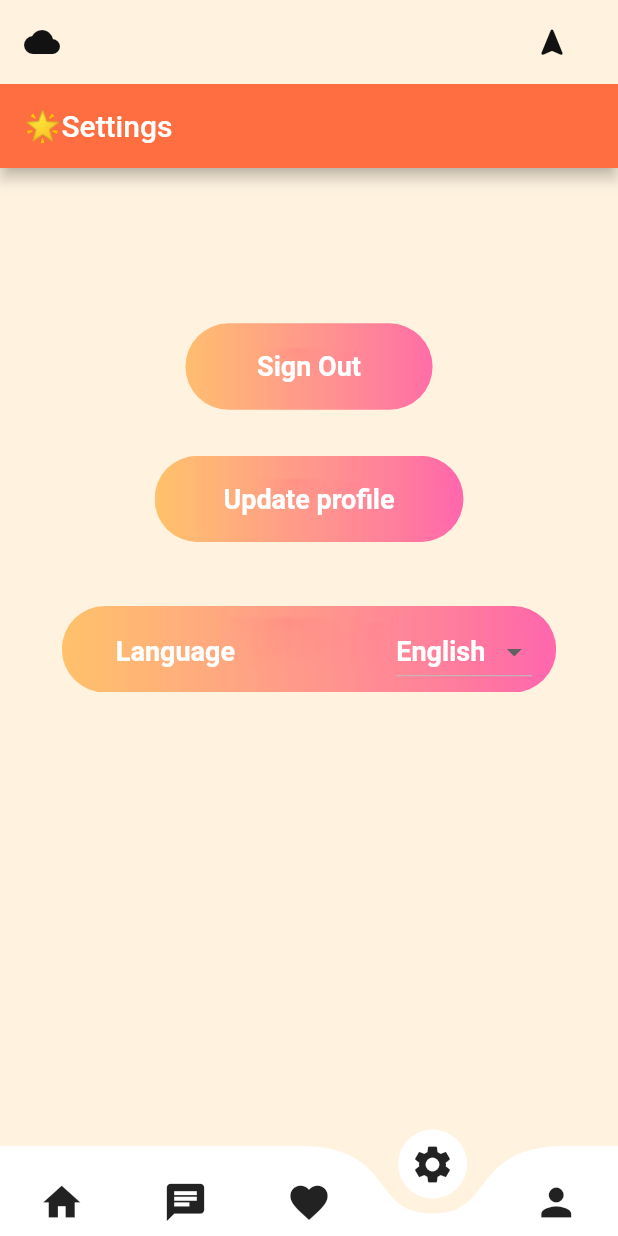
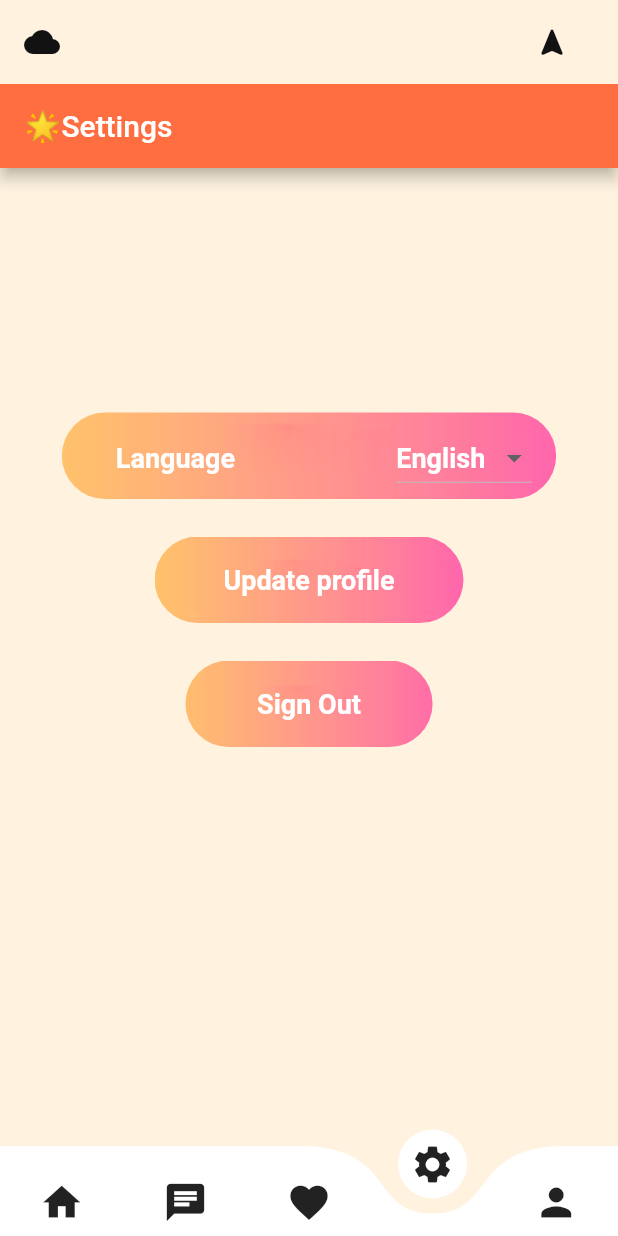
Before and after one commit to sebastianbuzdugan/eventOZ, a Flutter app: the screen it shows once a user with an empty profile is signed in, item 4 of the bottom bar chosen, on a phone screen of 412 x 824 dp. Run offline on Flutter 3.47's test engine with Material 2 defaults, Android fonts, the phone set to English and light mode, and no system bars; drawn by our look-alikes of curved_navigation_bar; our stand-ins replace cached_network_image, cloud_firestore, date_picker_timeline, firebase_auth, firebase_core, flip_card and 10 more; missing offline and left inert: flutter_polyline_points, gender_picker, slimy_card; accounts and stored records are empty.

Commit message:
update: versiunea aproape finala

```diff
--- a/lib/main.dart
+++ b/lib/main.dart
@@ -3,12 +3,9 @@ import 'package:firebase_core/firebase_core.dart';
 import 'package:get/get.dart';
 import 'package:get_storage/get_storage.dart';
 import 'package:loginv1/controllers/controllers.dart';
-import 'package:loginv1/controllers/language_controller.dart';
 import 'package:loginv1/helpers/helpers.dart';
-import 'package:loginv1/ui/pages/home_page.dart';
 import 'package:loginv1/ui/reglog/splash_screen.dart';
 import 'package:loginv1/ui/widgets/loading.dart';
-import 'controllers/auth_controller.dart';
 import 'db/db_helper.dart';
 
 void main() async {
--- a/lib/ui/pages/firebase/addTaskFirebase.dart
+++ b/lib/ui/pages/firebase/addTaskFirebase.dart
@@ -85,9 +85,6 @@ class _AddTaskFirebaseState extends State<AddTaskFirebase> {
                 title: 'title'.tr,
                 hint: 'titled'.tr,
                 controller: _titleController,
-                inputFormatters: [
-                  FilteringTextInputFormatter.allow(RegExp(r'[a-zA-Z\s]'))
-                ],
               ),
               InputField(
                 title: 'price'.tr,
--- a/lib/ui/pages/settings.dart
+++ b/lib/ui/pages/settings.dart
@@ -8,9 +8,8 @@ import '../../controllers/auth_controller.dart';
 import '../../controllers/language_controller.dart';
 import '../widgets/dropdown_picker.dart';
 
-
 class Settings extends StatefulWidget {
-  const Settings({ Key? key }) : super(key: key);
+  const Settings({Key? key}) : super(key: key);
 
   @override
   _SettingsState createState() => _SettingsState();
@@ -20,68 +19,63 @@ class _SettingsState extends State<Settings> {
   @override
   Widget build(BuildContext context) {
   return Scaffold(
-
     backgroundColor: secClr,
     appBar: AppBar(
       leading: null,
-
       title: Text('🌟Settings'),
       backgroundColor: primaryClr,
     ),
-    body:Container(
-
+    body: Container(
       child: Center(
         child: Column(
+          mainAxisAlignment: MainAxisAlignment.center,
           children: [
+                        Spacer(flex: 1),
+
+            languageListTile(context),
             SizedBox(
-              height: 12,
+              height: 25,
+            ),
+            _updateP(),
+            SizedBox(
+              height: 25,
             ),
             _signOut(),
+                        Spacer(flex: 2),
 
-            _updateP(),
-            SizedBox(
-              height: 12,
-
-            ),
-           languageListTile(context),
-             SizedBox(
-              height: 12,
-
-            ),
           ],
         ),
       ),
-
     ),
-
   );
 }
+
+
   languageListTile(BuildContext context) {
     double w = MediaQuery.of(context).size.width;
     double h = MediaQuery.of(context).size.height;
     return Container(
-       width: w*0.8,
-    height: h*0.07,
+      width: w * 0.8,
+      height: h * 0.07,
       decoration: BoxDecoration(
         borderRadius: BorderRadius.circular(30),
         image: DecorationImage(
-      image: AssetImage(
-        "lib/img/loginbtn.png"
-      ),
+          image: AssetImage("lib/img/loginbtn.png"),
           fit: BoxFit.cover,
         ),
-
       ),
       child: GetBuilder<LanguageController>(
         builder: (controller) => ListTile(
           title: Padding(
-            padding: const EdgeInsets.fromLTRB(20,  5,  0,  0),
-            child: Text('settings.language'.tr,
+            padding: const EdgeInsets.fromLTRB(20, 5, 0, 0),
+            child: Text(
+              'settings.language'.tr,
               style: TextStyle(
                 fontSize: 18,
                 fontWeight: FontWeight.bold,
                 color: Colors.white,
-                      ),),
+              ),
+            ),
           ),
           trailing: DropdownPicker(
             menuOptions: Globals.languageOptions,
@@ -95,17 +89,17 @@ class _SettingsState extends State<Settings> {
       ),
     );
   }
-   _signOut(){
+
+  _signOut() {
     double w = MediaQuery.of(context).size.width;
     double h = MediaQuery.of(context).size.height;
-     return
-   GestureDetector(
+    return GestureDetector(
       onTap: () {
         AuthController.to.logout();
       },
       child: Container(
-    margin: EdgeInsets.fromLTRB(0, h * 1 / 9, 0, h * 1 / 27),
-    width: w * 0.40, // increase the width to create more space around the text
+        width:
+            w * 0.40, // increase the width to create more space around the text
         height: h * 0.07,
         decoration: BoxDecoration(
           borderRadius: BorderRadius.circular(30),
@@ -127,7 +121,8 @@ class _SettingsState extends State<Settings> {
       ),
     );
   }
-    _updateP(){
+
+  _updateP() {
     double w = MediaQuery.of(context).size.width;
     double h = MediaQuery.of(context).size.height;
     return GestureDetector(
@@ -135,23 +130,17 @@ class _SettingsState extends State<Settings> {
         Get.to(UpdateProfileUI());
       },
       child: Container(
-
-                margin: EdgeInsets.fromLTRB(0, 0, 0, h*1/27),
-
-    width: w*0.50,
-    height: h*0.07,
+        width: w * 0.50,
+        height: h * 0.07,
         decoration: BoxDecoration(
           borderRadius: BorderRadius.circular(30),
           image: DecorationImage(
-      image: AssetImage(
-        "lib/img/loginbtn.png"
-      ),
+            image: AssetImage("lib/img/loginbtn.png"),
             fit: BoxFit.cover,
           ),
-
         ),
-    child:Center(
-      child:   Text(
+        child: Center(
+          child: Text(
             "updateProfile".tr,
             style: TextStyle(
               fontSize: 18,
@@ -160,7 +149,37 @@ class _SettingsState extends State<Settings> {
             ),
           ),
         ),
+      ),
+    );
+  }
 
+  _howtoUse() {
+    double w = MediaQuery.of(context).size.width;
+    double h = MediaQuery.of(context).size.height;
+    return GestureDetector(
+      onTap: () async {
+        // Get.to(UpdateProfileUI());
+      },
+      child: Container(
+        width: w * 0.50,
+        height: h * 0.07,
+        decoration: BoxDecoration(
+          borderRadius: BorderRadius.circular(30),
+          image: DecorationImage(
+            image: AssetImage("lib/img/loginbtn.png"),
+            fit: BoxFit.cover,
+          ),
+        ),
+        child: Center(
+          child: Text(
+            "howToUse".tr,
+            style: TextStyle(
+              fontSize: 18,
+              fontWeight: FontWeight.bold,
+              color: Colors.white,
+            ),
+          ),
+        ),
       ),
     );
   }
--- a/lib/ui/widgets/bottomnavh.dart
+++ b/lib/ui/widgets/bottomnavh.dart
@@ -1,5 +1,4 @@
 import 'package:flutter/material.dart';
-import 'package:flutter/widgets.dart';
 
 class CustomAnimatedBottomBar extends StatelessWidget {
 
```
Also changed, not shown: lib/ui/pages/home.dart (+2 -82 lines), lib/ui/pages/homeuser.dart (+36 -41 lines), 8 other files. Lines whose indentation alone changed are shown as unchanged.
